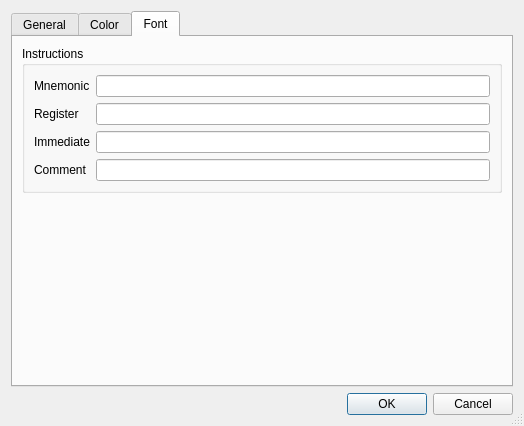
The window that src/ui/qt/SettingsDialog.ui (wisk/medusa) describes before a commit, drawn with Qt 5.
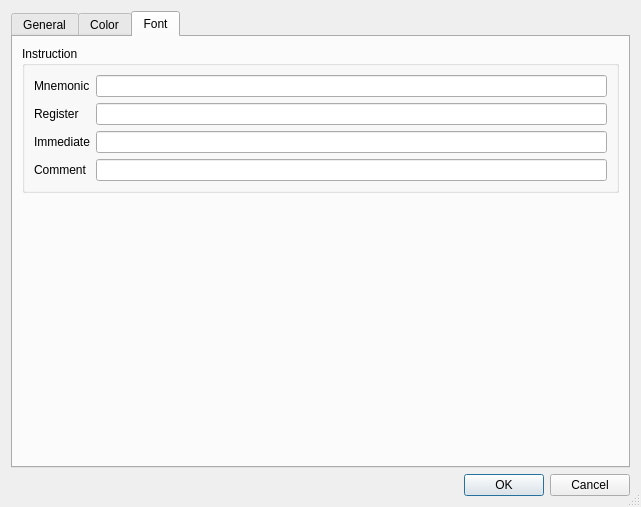
The same window after the commit. The open tabs and pages were chosen to show the change. Icons and pictures are not drawn. Custom widgets are drawn as their Qt base class.

```diff
--- a/src/ui/qt/SettingsDialog.ui
+++ b/src/ui/qt/SettingsDialog.ui
@@ -6,8 +6,8 @@
    <rect>
     <x>0</x>
     <y>0</y>
-    <width>524</width>
-    <height>426</height>
+    <width>641</width>
+    <height>507</height>
    </rect>
   </property>
   <property name="windowTitle">
@@ -307,7 +307,7 @@
           </sizepolicy>
          </property>
          <property name="title">
-          <string>Instructions</string>
+          <string>Instruction</string>
          </property>
          <property name="flat">
           <bool>false</bool>
```
Left out of the diff: 82 changed lines with no effect on the pictures.
